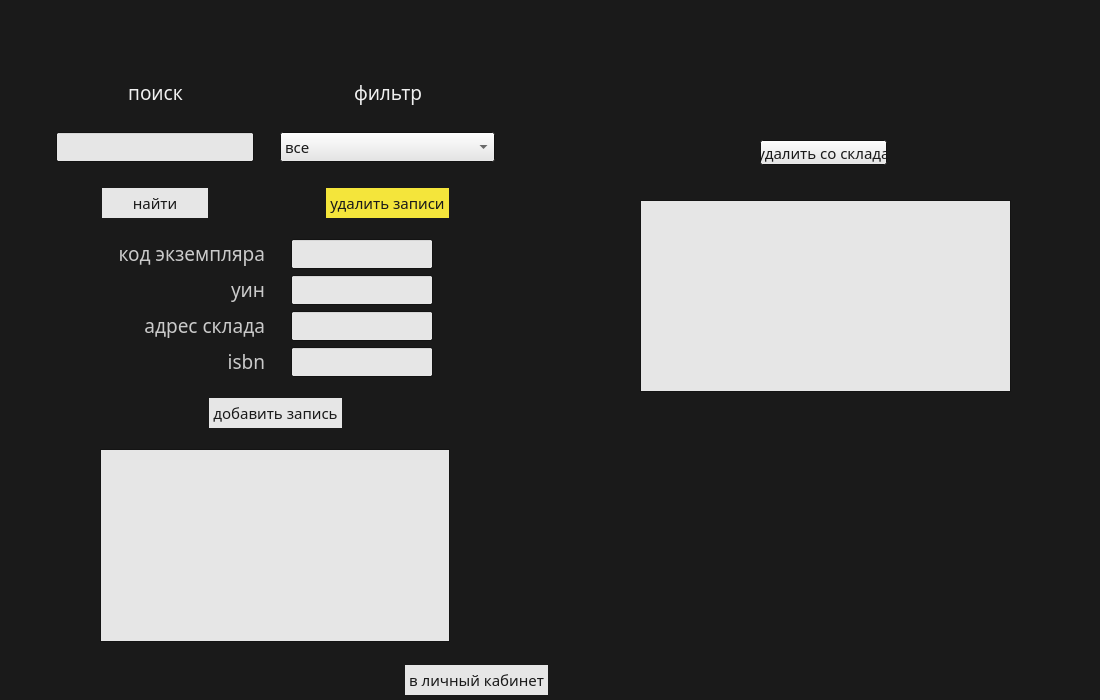
Above: states/storekeeperState/skwarehouse.ui from NotZahar/bookstore before the change. Below: the same form after it.
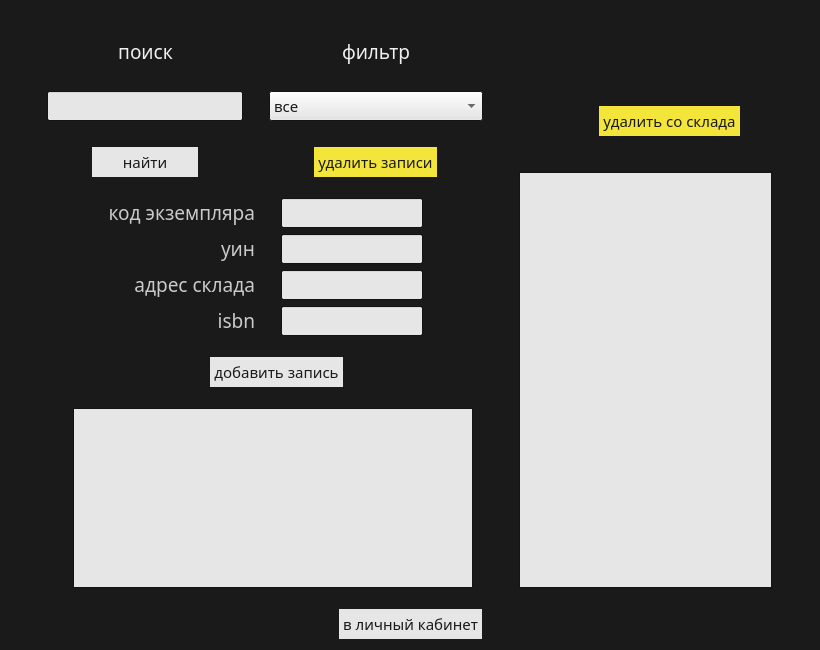
That is the form after the change.

Patch:
```diff
--- a/states/storekeeperState/skwarehouse.ui
+++ b/states/storekeeperState/skwarehouse.ui
@@ -6,8 +6,8 @@
    <rect>
     <x>0</x>
     <y>0</y>
-    <width>1100</width>
-    <height>700</height>
+    <width>820</width>
+    <height>650</height>
    </rect>
   </property>
   <property name="baseSize">
@@ -305,118 +305,10 @@
   <property name="windowTitle">
    <string>book store</string>
   </property>
-  <widget class="QTableView" name="tableView_2">
-   <property name="geometry">
-    <rect>
-     <x>640</x>
-     <y>200</y>
-     <width>371</width>
-     <height>192</height>
-    </rect>
-   </property>
-  </widget>
-  <widget class="QPushButton" name="pushButton_5">
-   <property name="geometry">
-    <rect>
-     <x>760</x>
-     <y>140</y>
-     <width>127</width>
-     <height>25</height>
-    </rect>
-   </property>
-   <property name="text">
-    <string>удалить со склада</string>
-   </property>
-  </widget>
-  <widget class="QWidget" name="">
-   <property name="geometry">
-    <rect>
-     <x>370</x>
-     <y>650</y>
-     <width>214</width>
-     <height>72</height>
-    </rect>
-   </property>
-   <layout class="QGridLayout" name="gridLayout_8">
-    <item row="0" column="1">
-     <spacer name="verticalSpacer_9">
-      <property name="orientation">
-       <enum>Qt::Vertical</enum>
-      </property>
-      <property name="sizeType">
-       <enum>QSizePolicy::Fixed</enum>
-      </property>
-      <property name="sizeHint" stdset="0">
-       <size>
-        <width>20</width>
-        <height>15</height>
-       </size>
-      </property>
-     </spacer>
-    </item>
-    <item row="1" column="0">
-     <spacer name="horizontalSpacer_22">
-      <property name="orientation">
-       <enum>Qt::Horizontal</enum>
-      </property>
-      <property name="sizeHint" stdset="0">
-       <size>
-        <width>40</width>
-        <height>20</height>
-       </size>
-      </property>
-     </spacer>
-    </item>
-    <item row="1" column="1">
-     <widget class="QPushButton" name="pushButton">
-      <property name="autoFillBackground">
-       <bool>true</bool>
-      </property>
-      <property name="text">
-       <string>в личный кабинет</string>
-      </property>
-      <property name="flat">
-       <bool>true</bool>
-      </property>
-     </widget>
-    </item>
-    <item row="1" column="2">
-     <spacer name="horizontalSpacer_23">
-      <property name="orientation">
-       <enum>Qt::Horizontal</enum>
-      </property>
-      <property name="sizeHint" stdset="0">
-       <size>
-        <width>40</width>
-        <height>20</height>
-       </size>
-      </property>
-     </spacer>
-    </item>
-    <item row="2" column="1">
-     <spacer name="verticalSpacer_10">
-      <property name="orientation">
-       <enum>Qt::Vertical</enum>
-      </property>
-      <property name="sizeHint" stdset="0">
-       <size>
-        <width>20</width>
-        <height>18</height>
-       </size>
-      </property>
-     </spacer>
-    </item>
-   </layout>
-  </widget>
-  <widget class="QWidget" name="">
-   <property name="geometry">
-    <rect>
-     <x>10</x>
-     <y>10</y>
-     <width>530</width>
-     <height>632</height>
-    </rect>
-   </property>
+  <layout class="QVBoxLayout" name="verticalLayout_3">
+   <item>
+    <layout class="QHBoxLayout" name="horizontalLayout_2">
+     <item>
    <layout class="QVBoxLayout" name="verticalLayout">
     <item>
      <layout class="QGridLayout" name="gridLayout_4">
@@ -763,11 +655,11 @@
          <enum>Qt::Horizontal</enum>
         </property>
         <property name="sizeType">
-         <enum>QSizePolicy::Expanding</enum>
+            <enum>QSizePolicy::Fixed</enum>
         </property>
         <property name="sizeHint" stdset="0">
          <size>
-          <width>40</width>
+             <width>10</width>
           <height>20</height>
          </size>
         </property>
@@ -1067,9 +959,12 @@
         <property name="orientation">
          <enum>Qt::Horizontal</enum>
         </property>
+           <property name="sizeType">
+            <enum>QSizePolicy::Fixed</enum>
+           </property>
         <property name="sizeHint" stdset="0">
          <size>
-          <width>40</width>
+             <width>70</width>
           <height>20</height>
          </size>
         </property>
@@ -1126,9 +1021,12 @@
         <property name="orientation">
          <enum>Qt::Horizontal</enum>
         </property>
+           <property name="sizeType">
+            <enum>QSizePolicy::Fixed</enum>
+           </property>
         <property name="sizeHint" stdset="0">
          <size>
-          <width>40</width>
+             <width>150</width>
           <height>20</height>
          </size>
         </property>
@@ -1171,7 +1069,7 @@
        <widget class="QTableView" name="tableView">
         <property name="minimumSize">
          <size>
-          <width>350</width>
+             <width>400</width>
           <height>150</height>
          </size>
         </property>
@@ -1182,18 +1080,255 @@
         <property name="orientation">
          <enum>Qt::Horizontal</enum>
         </property>
+           <property name="sizeType">
+            <enum>QSizePolicy::Fixed</enum>
+           </property>
         <property name="sizeHint" stdset="0">
          <size>
+             <width>20</width>
+             <height>20</height>
+            </size>
+           </property>
+          </spacer>
+         </item>
+        </layout>
+       </item>
+      </layout>
+     </item>
+     <item>
+      <layout class="QVBoxLayout" name="verticalLayout_2">
+       <item>
+        <layout class="QGridLayout" name="gridLayout_9">
+         <item row="0" column="1">
+          <spacer name="verticalSpacer_12">
+           <property name="orientation">
+            <enum>Qt::Vertical</enum>
+           </property>
+           <property name="sizeHint" stdset="0">
+            <size>
+             <width>20</width>
+             <height>40</height>
+            </size>
+           </property>
+          </spacer>
+         </item>
+         <item row="1" column="1">
+          <widget class="QPushButton" name="pushButton_5">
+           <property name="palette">
+            <palette>
+             <active>
+              <colorrole role="Button">
+               <brush brushstyle="SolidPattern">
+                <color alpha="255">
+                 <red>244</red>
+                 <green>229</green>
+                 <blue>59</blue>
+                </color>
+               </brush>
+              </colorrole>
+             </active>
+             <inactive>
+              <colorrole role="Button">
+               <brush brushstyle="SolidPattern">
+                <color alpha="255">
+                 <red>244</red>
+                 <green>229</green>
+                 <blue>59</blue>
+                </color>
+               </brush>
+              </colorrole>
+             </inactive>
+             <disabled>
+              <colorrole role="Button">
+               <brush brushstyle="SolidPattern">
+                <color alpha="255">
+                 <red>244</red>
+                 <green>229</green>
+                 <blue>59</blue>
+                </color>
+               </brush>
+              </colorrole>
+             </disabled>
+            </palette>
+           </property>
+           <property name="autoFillBackground">
+            <bool>true</bool>
+           </property>
+           <property name="text">
+            <string>удалить со склада</string>
+           </property>
+           <property name="flat">
+            <bool>true</bool>
+           </property>
+          </widget>
+         </item>
+         <item row="1" column="2">
+          <spacer name="horizontalSpacer_25">
+           <property name="orientation">
+            <enum>Qt::Horizontal</enum>
+           </property>
+           <property name="sizeHint" stdset="0">
+            <size>
           <width>40</width>
           <height>20</height>
          </size>
         </property>
        </spacer>
       </item>
-     </layout>
-    </item>
-   </layout>
-  </widget>
+         <item row="1" column="0">
+          <spacer name="horizontalSpacer_24">
+           <property name="orientation">
+            <enum>Qt::Horizontal</enum>
+           </property>
+           <property name="sizeType">
+            <enum>QSizePolicy::Fixed</enum>
+           </property>
+           <property name="sizeHint" stdset="0">
+            <size>
+             <width>100</width>
+             <height>20</height>
+            </size>
+           </property>
+          </spacer>
+         </item>
+        </layout>
+       </item>
+       <item>
+        <layout class="QGridLayout" name="gridLayout_10">
+         <item row="1" column="2">
+          <spacer name="horizontalSpacer_27">
+           <property name="orientation">
+            <enum>Qt::Horizontal</enum>
+           </property>
+           <property name="sizeHint" stdset="0">
+            <size>
+             <width>40</width>
+             <height>20</height>
+            </size>
+           </property>
+          </spacer>
+         </item>
+         <item row="0" column="1">
+          <spacer name="verticalSpacer_11">
+           <property name="orientation">
+            <enum>Qt::Vertical</enum>
+           </property>
+           <property name="sizeType">
+            <enum>QSizePolicy::Fixed</enum>
+           </property>
+           <property name="sizeHint" stdset="0">
+            <size>
+             <width>20</width>
+             <height>30</height>
+            </size>
+           </property>
+          </spacer>
+         </item>
+         <item row="1" column="1">
+          <widget class="QTableView" name="tableView_2">
+           <property name="minimumSize">
+            <size>
+             <width>240</width>
+             <height>416</height>
+            </size>
+           </property>
+          </widget>
+         </item>
+         <item row="1" column="0">
+          <spacer name="horizontalSpacer_26">
+           <property name="orientation">
+            <enum>Qt::Horizontal</enum>
+           </property>
+           <property name="sizeType">
+            <enum>QSizePolicy::Fixed</enum>
+           </property>
+           <property name="sizeHint" stdset="0">
+            <size>
+             <width>20</width>
+             <height>20</height>
+            </size>
+           </property>
+          </spacer>
+         </item>
+        </layout>
+       </item>
+      </layout>
+     </item>
+    </layout>
+   </item>
+   <item>
+    <layout class="QGridLayout" name="gridLayout_8">
+     <item row="0" column="1">
+      <spacer name="verticalSpacer_9">
+       <property name="orientation">
+        <enum>Qt::Vertical</enum>
+       </property>
+       <property name="sizeType">
+        <enum>QSizePolicy::Fixed</enum>
+       </property>
+       <property name="sizeHint" stdset="0">
+        <size>
+         <width>20</width>
+         <height>15</height>
+        </size>
+       </property>
+      </spacer>
+     </item>
+     <item row="1" column="0">
+      <spacer name="horizontalSpacer_22">
+       <property name="orientation">
+        <enum>Qt::Horizontal</enum>
+       </property>
+       <property name="sizeHint" stdset="0">
+        <size>
+         <width>40</width>
+         <height>20</height>
+        </size>
+       </property>
+      </spacer>
+     </item>
+     <item row="1" column="1">
+      <widget class="QPushButton" name="pushButton">
+       <property name="autoFillBackground">
+        <bool>true</bool>
+       </property>
+       <property name="text">
+        <string>в личный кабинет</string>
+       </property>
+       <property name="flat">
+        <bool>true</bool>
+       </property>
+      </widget>
+     </item>
+     <item row="1" column="2">
+      <spacer name="horizontalSpacer_23">
+       <property name="orientation">
+        <enum>Qt::Horizontal</enum>
+       </property>
+       <property name="sizeHint" stdset="0">
+        <size>
+         <width>40</width>
+         <height>20</height>
+        </size>
+       </property>
+      </spacer>
+     </item>
+     <item row="2" column="1">
+      <spacer name="verticalSpacer_10">
+       <property name="orientation">
+        <enum>Qt::Vertical</enum>
+       </property>
+       <property name="sizeHint" stdset="0">
+        <size>
+         <width>20</width>
+         <height>18</height>
+        </size>
+       </property>
+      </spacer>
+     </item>
+    </layout>
+   </item>
+  </layout>
  </widget>
  <resources/>
  <connections/>
```
Left out of the diff: 142 changed lines with no effect on the pictures. Lines whose indentation alone changed are shown as unchanged.
